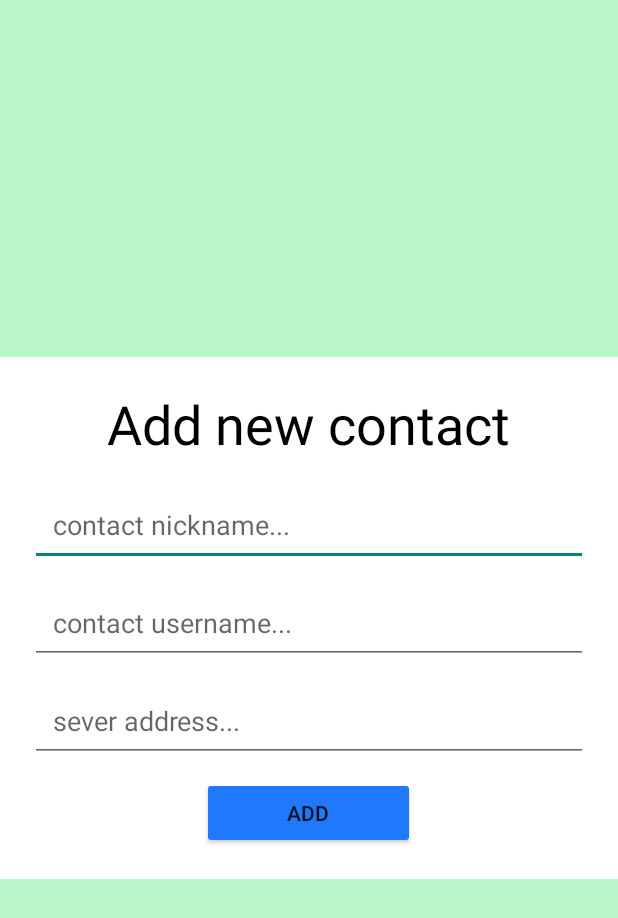
After one commit to danielkarl888/WAppBIU_Android, an Android app: the AddContactActivity screen opened directly, with no data from a screen before it, on a phone screen of 412 x 824 dp. The commit adds this screen. Shown: the top 918 px of the screen. Run offline under Robolectric (Android 15) with nearby library versions, the phone set to English and light mode, and no system bars.

Commit message:
Added addNewContact activity

```diff
--- a/app/src/main/AndroidManifest.xml
+++ b/app/src/main/AndroidManifest.xml
@@ -14,11 +14,14 @@
         android:theme="@style/Theme.WAppBIU_Android"
         tools:targetApi="31">
         <activity
+            android:name=".AddContactActivity"
+            android:exported="false"
+            android:theme="@style/Theme.AppCompat.Light.NoActionBar"
+        />
+        <activity
             android:name=".ContactsActivity"
             android:exported="false"
-            android:theme="@style/Theme.AppCompat.Light.NoActionBar"
-
-        />
+            android:theme="@style/Theme.AppCompat.Light.NoActionBar" />
         <activity
             android:name=".MainActivity2"
             android:exported="false" />
--- /dev/null
+++ b/app/src/main/java/com/example/wappbiu_android/AddContactActivity.java
@@ -0,0 +1,14 @@
+package com.example.wappbiu_android;
+
+import androidx.appcompat.app.AppCompatActivity;
+
+import android.os.Bundle;
+
+public class AddContactActivity extends AppCompatActivity {
+
+    @Override
+    protected void onCreate(Bundle savedInstanceState) {
+        super.onCreate(savedInstanceState);
+        setContentView(R.layout.activity_add_contact);
+    }
+}
--- a/app/src/main/java/com/example/wappbiu_android/ContactsActivity.java
+++ b/app/src/main/java/com/example/wappbiu_android/ContactsActivity.java
@@ -6,6 +6,7 @@ import android.content.Intent;
 import android.os.Bundle;
 import android.view.View;
 import android.widget.AdapterView;
+import android.widget.ImageButton;
 import android.widget.ImageView;
 import android.widget.ListView;
 import android.widget.TextView;
@@ -45,21 +46,23 @@ public class ContactsActivity extends AppCompatActivity {
             Contact contact = new Contact(userNames[i], lastMassages[i], new Date());
             contacts.add(contact);
         }
+        ImageButton addContact = findViewById(R.id.addContact);
         listView = findViewById(R.id.list_view);
         adapter = new ContactListAdapter(getApplicationContext(), contacts);
         listView.setAdapter(adapter);
         listView.setClickable(true);
-        listView.setOnItemClickListener(new AdapterView.OnItemClickListener() {
-            @Override
-            public void onItemClick(AdapterView<?> adapterView, View view, int i, long l) {
-                Intent intent = new Intent(getApplicationContext(), MainActivity2.class);
+        listView.setOnItemClickListener((adapterView, view, i, l) -> {
+            Intent intent = new Intent(getApplicationContext(), MainActivity2.class);
 
-                intent.putExtra("userName", userNames[i]);
-                intent.putExtra("lastMassage", lastMassages[i]);
-                intent.putExtra("time", times[i]);
+            intent.putExtra("userName", userNames[i]);
+            intent.putExtra("lastMassage", lastMassages[i]);
+            intent.putExtra("time", times[i]);
 
-                startActivity(intent);
-            }
+            startActivity(intent);
+        });
+        addContact.setOnClickListener(view -> {
+            Intent intent = new Intent(getApplicationContext(), AddContactActivity.class);
+            startActivity(intent);
         });
 
     }
--- /dev/null
+++ b/app/src/main/res/layout/activity_add_contact.xml
@@ -0,0 +1,72 @@
+<?xml version="1.0" encoding="utf-8"?>
+<androidx.constraintlayout.widget.ConstraintLayout xmlns:android="http://schemas.android.com/apk/res/android"
+    xmlns:app="http://schemas.android.com/apk/res-auto"
+    xmlns:tools="http://schemas.android.com/tools"
+    android:layout_width="match_parent"
+    android:layout_height="match_parent"
+    tools:context=".MainActivity"
+    android:orientation="vertical"
+    android:background="@color/green">
+
+
+    <LinearLayout
+        android:background="@color/white"
+        android:id="@+id/linearLayout"
+        android:layout_width="match_parent"
+        android:layout_height="wrap_content"
+        android:orientation="vertical"
+        android:padding="20dp"
+        app:layout_constraintBottom_toBottomOf="parent"
+        app:layout_constraintTop_toTopOf="parent">
+        <TextView
+            android:id="@+id/addContactHeader"
+            android:layout_width="wrap_content"
+            android:layout_height="wrap_content"
+            android:layout_gravity="center_horizontal"
+            android:text="Add new contact"
+            android:textSize="36dp"
+            android:paddingBottom="15dp"
+            android:textColor="@color/black"
+            />
+        <EditText
+            android:id="@+id/editTextNickName"
+            android:layout_width="match_parent"
+            android:layout_height="wrap_content"
+            android:layout_marginBottom="10dp"
+            android:ems="10"
+            android:padding="15dp"
+            android:hint="contact nickname..."
+            android:inputType="textPersonName" />
+
+        <EditText
+            android:id="@+id/editTextContactUsername"
+            android:layout_width="match_parent"
+            android:layout_height="wrap_content"
+            android:layout_marginBottom="10dp"
+            android:ems="10"
+            android:padding="15dp"
+            android:hint="contact username..."
+            android:inputType="textPersonName" />
+        <EditText
+            android:id="@+id/editTextContactServer"
+            android:layout_width="match_parent"
+            android:layout_height="wrap_content"
+            android:layout_marginBottom="10dp"
+            android:ems="10"
+            android:padding="15dp"
+            android:hint="sever address..."
+            android:inputType="textPersonName" />
+        <Button
+            android:id="@+id/btnLogin"
+            android:layout_width="142dp"
+            android:layout_height="wrap_content"
+            android:layout_gravity="center"
+            android:padding="12dp"
+            android:backgroundTint="@color/blue"
+            android:text="add" />
+
+    </LinearLayout>
+
+
+
+</androidx.constraintlayout.widget.ConstraintLayout>
--- a/app/src/main/res/layout/message_out.xml
+++ b/app/src/main/res/layout/message_out.xml
@@ -8,14 +8,13 @@
     android:clipToPadding="false">
 
     <TextView
+        android:id="@+id/message_body"
         android:layout_width="wrap_content"
         android:layout_height="wrap_content"
-        android:id="@+id/message_body"
         android:background="@drawable/message_out"
+        android:elevation="2dp"
+        android:paddingHorizontal="16dp"
         android:paddingVertical="12dp"
-        android:paddingHorizontal="16dp"
-        android:elevation="2dp"
-        android:textSize="18dp"
         android:text="How are you doing? This is a long message that should probably wrap."
-        />
+        android:textSize="18dp" />
 </RelativeLayout>
```
